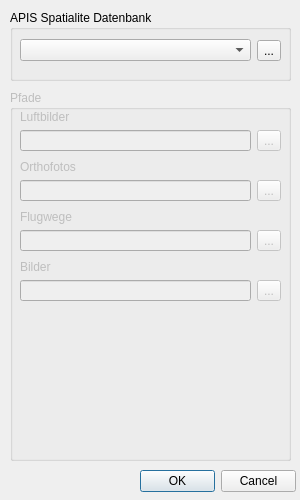
First picture: the form in APIS/forms/apis_settings_form.ui, repository APIS-Luftbildarchiv/APIS, before the edit.
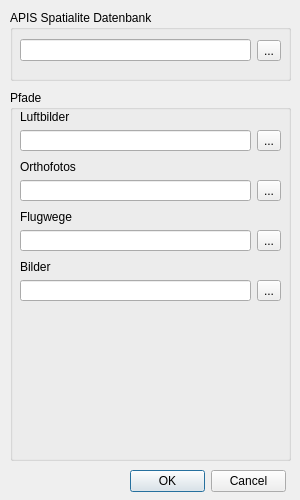
Second picture: the form after the edit.

Diff of the .ui file:
```diff
--- a/APIS/forms/apis_settings_form.ui
+++ b/APIS/forms/apis_settings_form.ui
@@ -69,7 +69,7 @@
     </property>
     <layout class="QHBoxLayout" name="horizontalLayout">
      <item>
-      <widget class="QComboBox" name="comboBox_2"/>
+      <widget class="QLineEdit" name="inDbPath"/>
      </item>
      <item>
       <widget class="QToolButton" name="toolButton">
@@ -83,7 +83,7 @@
   </widget>
   <widget class="QGroupBox" name="groupBox_2">
    <property name="enabled">
-    <bool>false</bool>
+    <bool>true</bool>
    </property>
    <property name="geometry">
     <rect>
@@ -96,6 +96,9 @@
    <property name="title">
     <string>Pfade</string>
    </property>
+   <property name="flat">
+    <bool>false</bool>
+   </property>
    <widget class="QWidget" name="gridLayoutWidget">
     <property name="geometry">
      <rect>
@@ -216,7 +219,7 @@
   <widget class="QDialogButtonBox" name="buttonBox">
    <property name="geometry">
     <rect>
-     <x>140</x>
+     <x>130</x>
      <y>470</y>
      <width>156</width>
      <height>23</height>
```
Left out of the diff: 37 changed lines with no effect on the pictures.
